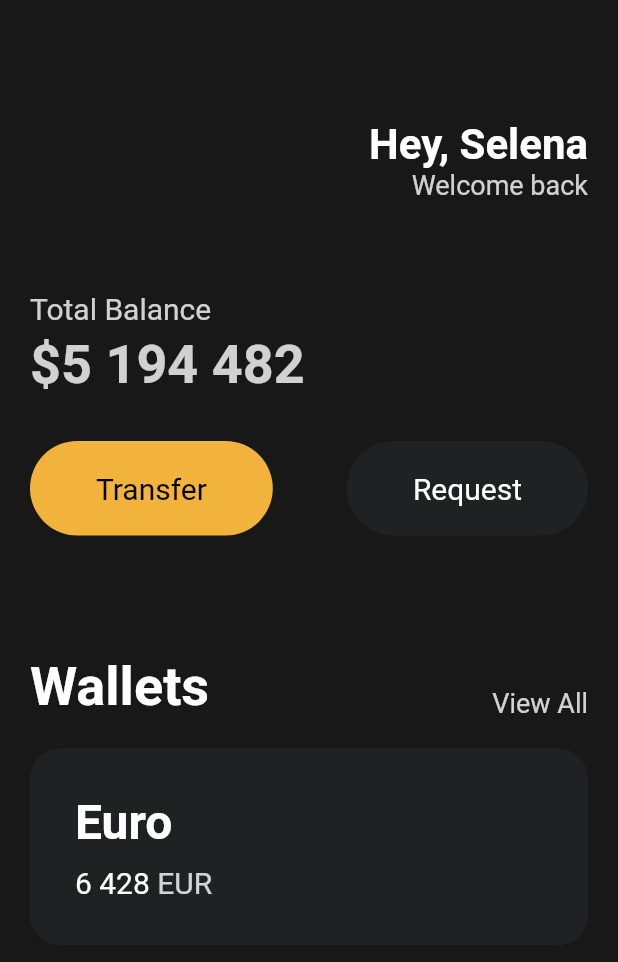
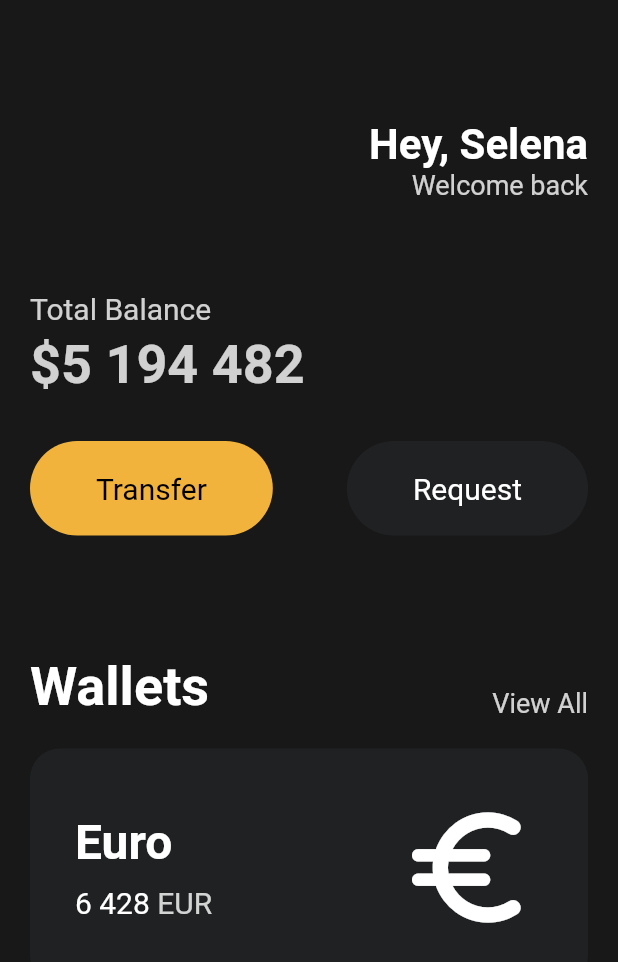
Before and after one commit to bar-d/Flutter_UI_Practice, a Flutter app: the screen it shows after launch, on a phone screen of 412 x 824 dp. Shown: the top 962 px of the screen. Run offline on Flutter 3.47's test engine with Material 2 defaults, Android fonts, the phone set to English and light mode, and no system bars.

Commit message:
feat: UI에 아이콘 추가

```diff
--- a/lib/main.dart
+++ b/lib/main.dart
@@ -123,6 +123,7 @@ class App extends StatelessWidget {
                 child: Padding(
                   padding: const EdgeInsets.all(30),
                   child: Row(
+                    mainAxisAlignment: MainAxisAlignment.spaceBetween,
                     children: [
                       Column(
                         crossAxisAlignment: CrossAxisAlignment.start,
@@ -160,7 +161,12 @@ class App extends StatelessWidget {
                             ],
                           )
                         ],
-                      )
+                      ),
+                      const Icon(
+                        Icons.euro_rounded,
+                        color: Colors.white,
+                        size: 98,
+                      ),
                     ],
                   ),
                 ),
```
